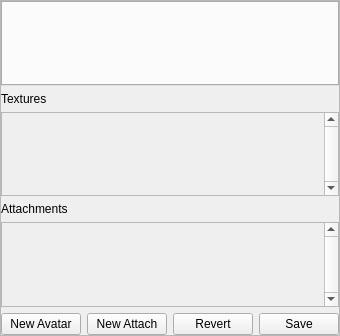
Old version of the form bin/data/ui/avatareditor.ui in the repository realXtend/tundra.
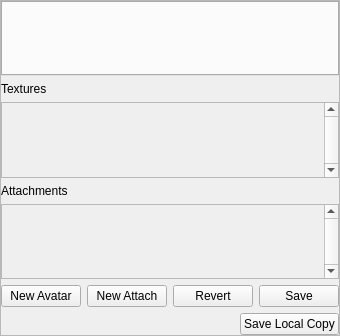
New version of the form.

Commit message: Save local copy of avatar.

Patch:
```diff
--- a/bin/data/ui/avatareditor.ui
+++ b/bin/data/ui/avatareditor.ui
@@ -224,6 +224,41 @@
         </layout>
        </widget>
       </item>
+      <item>
+       <widget class="QWidget" name="widget2" native="true">
+        <property name="sizePolicy">
+         <sizepolicy hsizetype="Expanding" vsizetype="Fixed">
+          <horstretch>0</horstretch>
+          <verstretch>0</verstretch>
+         </sizepolicy>
+        </property>
+        <layout class="QHBoxLayout" name="horizontalLayout2">
+         <property name="margin">
+          <number>0</number>
+         </property>
+         <item>
+          <spacer name="horizontalSpacer2">
+           <property name="orientation">
+            <enum>Qt::Horizontal</enum>
+           </property>
+           <property name="sizeHint" stdset="0">
+            <size>
+             <width>40</width>
+             <height>20</height>
+            </size>
+           </property>
+          </spacer>
+         </item>
+         <item>
+          <widget class="QPushButton" name="but_exportlocal">
+           <property name="text">
+            <string>Save Local Copy</string>
+           </property>
+          </widget>
+         </item>
+        </layout>
+       </widget>
+      </item>
      </layout>
     </widget>
    </item>
```
The commit also changes 8 other files.
